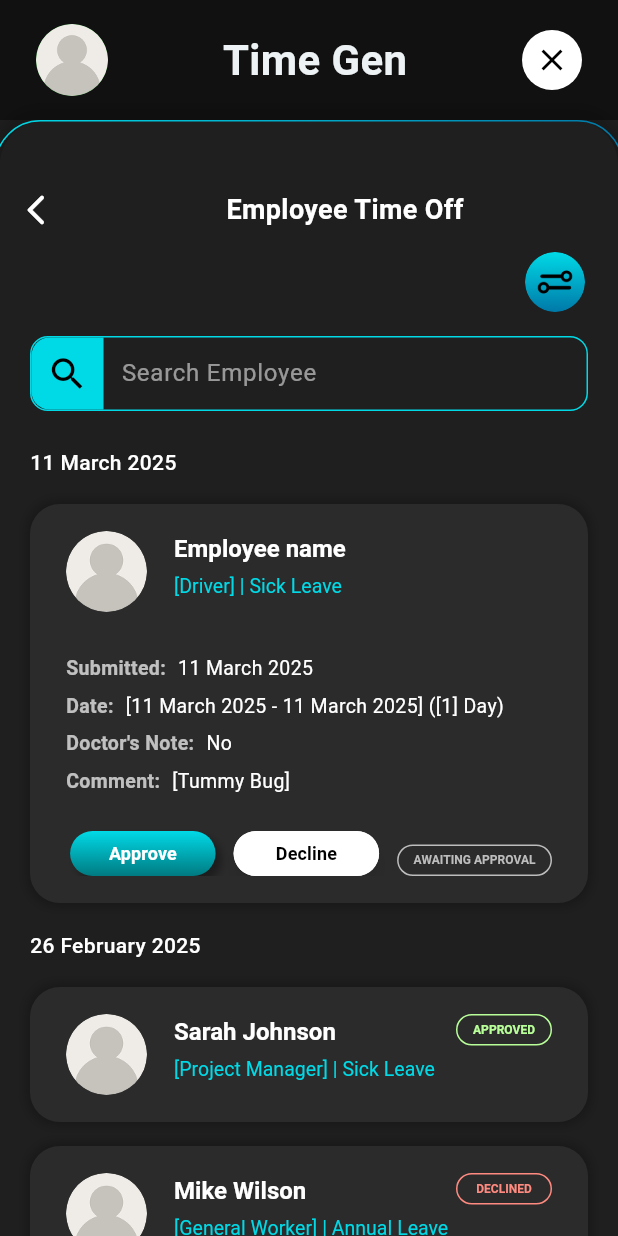
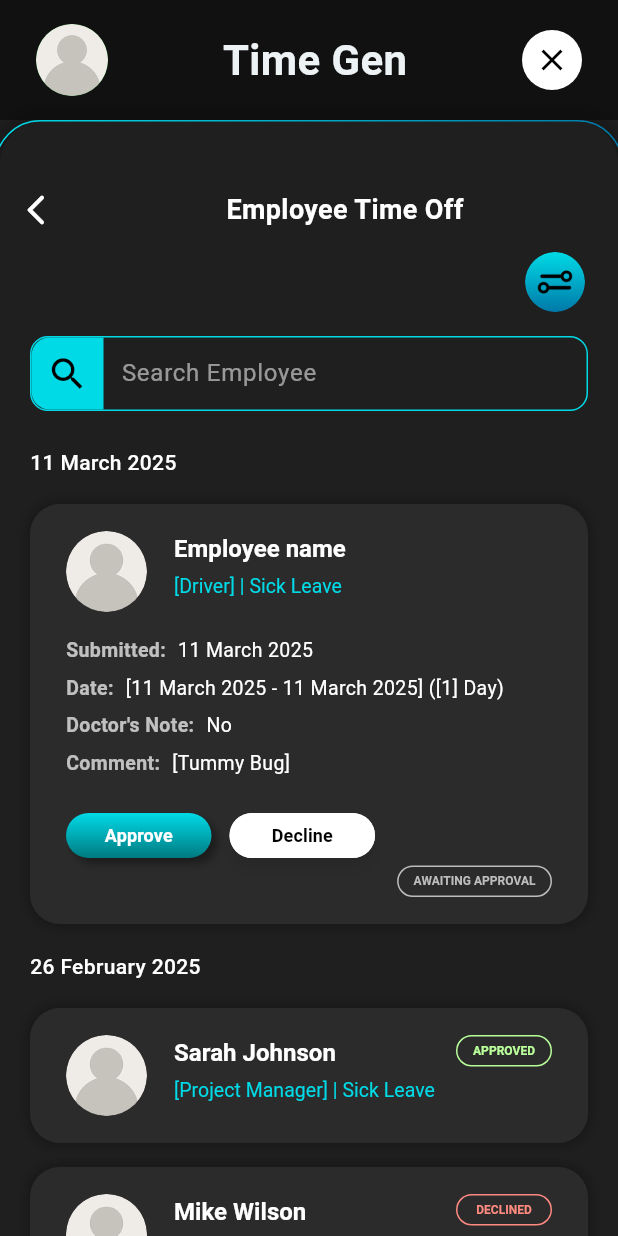
Before and after one commit to Zanrich/VIPIN-TimeGen, a Flutter app: the EmployeeTimeOffScreen screen opened directly, after a tap on "Employee name", on a phone screen of 412 x 824 dp. Run offline on Flutter 3.47's test engine with Material 3 defaults, Android fonts, the phone set to English and light mode, and no system bars.

Commit message:
lstest build and changes

```diff
--- a/lib/screens/employer_dash_screen.dart
+++ b/lib/screens/employer_dash_screen.dart
@@ -141,7 +141,14 @@ class _EmployerDashScreenState extends State<EmployerDashScreen> {
         ),
       ),
       bottomNavigationBar: Padding(
-        padding: const EdgeInsets.only(bottom: 16, left: 8, right: 8),
+        padding: EdgeInsets.only(
+          left: 8,
+          right: 8,
+          // Calculate bottom padding based on the safe area inset
+          // and add a small buffer if desired.
+          bottom: MediaQuery.of(context).padding.bottom +
+              10.0, // This is the crucial line
+        ),
         child: CustomBottomNavigation(
           currentIndex: _currentIndex,
           onTap: _onNavTap,
--- a/lib/widgets/expandable_employee_card.dart
+++ b/lib/widgets/expandable_employee_card.dart
@@ -1,9 +1,9 @@
 import 'package:flutter/material.dart';
-import '../models/time_off_models.dart';
+import '../models/time_off_models.dart'; // <-- Use your app's models
 
 class ExpandableEmployeeCard extends StatefulWidget {
-  final EmployeeTimeOffData employee;
-  final TimeOffEntryData entry;
+  final EmployeeTimeOffData employee; // <-- Use your model
+  final TimeOffEntryData entry; // <-- Use your model
 
   const ExpandableEmployeeCard({
     super.key,
@@ -20,7 +20,7 @@ class _ExpandableEmployeeCardState extends State<ExpandableEmployeeCard>
   bool _expanded = false;
   late AnimationController _animationController;
   late Animation<double> _expandAnimation;
-  String? _localStatus;
+  String? _localStatus; // To manage status locally after action
 
   @override
   void initState() {
@@ -54,11 +54,13 @@ class _ExpandableEmployeeCardState extends State<ExpandableEmployeeCard>
 
   @override
   Widget build(BuildContext context) {
-    final String normalisedStatus =
-        (_localStatus ?? widget.entry.status).trim().toLowerCase();
+    // Determine the current status, preferring local override if set
+    final String currentStatus = _localStatus ?? widget.entry.status;
+    final String normalisedStatus = currentStatus.trim().toLowerCase();
     final bool isPending = normalisedStatus == 'pending' ||
         normalisedStatus == 'awaiting approval';
 
+    /// -------- Colours & Labels for status chip ----------
     Color statusBorderColor;
     Color statusTextColor;
     Color statusBgColor;
@@ -85,6 +87,7 @@ class _ExpandableEmployeeCardState extends State<ExpandableEmployeeCard>
         statusDisplayText = 'AWAITING APPROVAL';
     }
 
+    /// ---------- Re‑usable status chip -------------
     Widget buildStatusChip() {
       return Container(
         height: 21,
@@ -111,7 +114,7 @@ class _ExpandableEmployeeCardState extends State<ExpandableEmployeeCard>
 
     return AnimatedContainer(
       duration: const Duration(milliseconds: 250),
-      margin: const EdgeInsets.symmetric(vertical: 8, horizontal: 0),
+      margin: const EdgeInsets.symmetric(vertical: 8),
       decoration: BoxDecoration(
         color: const Color(0xFF2B2B2B),
         borderRadius: BorderRadius.circular(20),
@@ -134,6 +137,7 @@ class _ExpandableEmployeeCardState extends State<ExpandableEmployeeCard>
             child: Column(
               crossAxisAlignment: CrossAxisAlignment.start,
               children: [
+                /// ---------- HEADER ----------
                 Row(
                   crossAxisAlignment: CrossAxisAlignment.start,
                   children: [
@@ -144,13 +148,11 @@ class _ExpandableEmployeeCardState extends State<ExpandableEmployeeCard>
                         child: Image.asset(
                           'assets/images/user-10.png',
                           fit: BoxFit.cover,
-                          errorBuilder: (context, error, stackTrace) {
-                            return Container(
+                          errorBuilder: (_, __, ___) => Container(
                             color: const Color(0xFFBDBDBD),
                             child: const Icon(Icons.person,
                                 color: Colors.white, size: 32),
-                            );
-                          },
+                          ),
                         ),
                       ),
                     ),
@@ -158,7 +160,6 @@ class _ExpandableEmployeeCardState extends State<ExpandableEmployeeCard>
                     Expanded(
                       child: Column(
                         crossAxisAlignment: CrossAxisAlignment.start,
-                        mainAxisAlignment: MainAxisAlignment.center,
                         children: [
                           Text(
                             widget.employee.name,
@@ -185,52 +186,53 @@ class _ExpandableEmployeeCardState extends State<ExpandableEmployeeCard>
                         ],
                       ),
                     ),
-                    if (!_expanded) buildStatusChip(),
+                    // Only show status chip in header if NOT expanded
+                    if (!_expanded) ...[
+                      // MODIFIED: Simplified condition here
+                      const SizedBox(width: 8),
+                      buildStatusChip(),
+                    ],
                   ],
                 ),
+
+                /// ---------- EXPANDED SECTION ----------
                 SizeTransition(
                   sizeFactor: _expandAnimation,
-                  axisAlignment: -1.0,
-                  child: IntrinsicHeight(
+                  axisAlignment: -1,
                   child: Column(
                     crossAxisAlignment: CrossAxisAlignment.start,
                     children: [
                       const SizedBox(height: 16),
-                        const SizedBox(height: 12),
-                        _buildDetailRow(
-                            'Submitted:', widget.entry.submittedDate),
+                      _buildDetailRow('Submitted:', widget.entry.submittedDate),
                       _buildDetailRow(
                         'Date:',
-                          '[${widget.entry.startDate} - ${widget.entry.endDate}] ([${widget.entry.daysCount}] ${widget.entry.daysCount == 1 ? 'Day' : 'Days'})',
+                        '[${widget.entry.startDate} - ${widget.entry.endDate}] '
+                            '([${widget.entry.daysCount}] ${widget.entry.daysCount == 1 ? 'Day' : 'Days'})',
                       ),
                       _buildDetailRow('Doctor\'s Note:',
                           widget.entry.doctorsNote! ? 'Yes' : 'No'),
-                        if (widget.entry.comment != null &&
-                            widget.entry.comment!.isNotEmpty)
+                      if (widget.entry.comment?.isNotEmpty ?? false)
                         _buildDetailRow(
                             'Comment:', '[${widget.entry.comment!}]'),
-                        if (widget.entry.managerComment != null &&
-                            widget.entry.managerComment!.isNotEmpty)
+                      if (widget.entry.managerComment?.isNotEmpty ?? false)
                         _buildDetailRow('Comment [Manager]:',
                             '[${widget.entry.managerComment!}]'),
-                        if ((_localStatus ?? widget.entry.status)
-                                    .toLowerCase() ==
-                                'approved' &&
+                      if (normalisedStatus == 'approved' &&
                           widget.entry.approvedDate != null)
                         _buildDetailRow(
                             'Approved:', '[${widget.entry.approvedDate!}]'),
-                        if ((_localStatus ?? widget.entry.status)
-                                    .toLowerCase() ==
-                                'declined' &&
+                      if (normalisedStatus == 'declined' &&
                           widget.entry.declinedDate != null)
                         _buildDetailRow(
                             'Declined:', '[${widget.entry.declinedDate!}]'),
-                        if (isPending) const SizedBox(height: 18),
+
+                      /// -------- BUTTONS & CHIP (bottom‑right) ----------
+                      if (isPending) ...[
+                        const SizedBox(height: 18),
+                        // Left-aligned buttons
                         Row(
-                          mainAxisAlignment: MainAxisAlignment.end,
-                          crossAxisAlignment: CrossAxisAlignment.end,
                           children: [
-                            if (isPending) ...[
+                            // ---- Approve Button ----
                             Container(
                               width: 97,
                               height: 30,
@@ -281,6 +283,7 @@ class _ExpandableEmployeeCardState extends State<ExpandableEmployeeCard>
                               ),
                             ),
                             const SizedBox(width: 12),
+                            // ---- Decline Button ----
                             SizedBox(
                               width: 97,
                               height: 30,
@@ -296,9 +299,7 @@ class _ExpandableEmployeeCardState extends State<ExpandableEmployeeCard>
                                   backgroundColor: Colors.white,
                                   foregroundColor: Colors.black,
                                   side: const BorderSide(
-                                      color: Colors.white,
-                                      width: 1,
-                                    ),
+                                      color: Colors.white, width: 1),
                                   shape: RoundedRectangleBorder(
                                     borderRadius: BorderRadius.circular(50),
                                   ),
@@ -317,13 +318,29 @@ class _ExpandableEmployeeCardState extends State<ExpandableEmployeeCard>
                                 ),
                               ),
                             ),
-                              const SizedBox(width: 12),
                           ],
+                        ),
+                        const SizedBox(height: 5),
+
+                        // Status chip on its own line, right-aligned, unchanged size
+                        Row(
+                          mainAxisAlignment: MainAxisAlignment.end,
+                          children: [
+                            buildStatusChip(),
+                          ],
+                        ),
+                      ]
+                      // This part shows the status chip at the bottom right when expanded and not pending
+                      else if (_expanded) ...[
+                        const SizedBox(height: 18),
+                        Row(
+                          mainAxisAlignment: MainAxisAlignment.end,
+                          children: [
                             buildStatusChip(),
                           ],
                         ),
                       ],
-                    ),
+                    ],
                   ),
                 ),
               ],
@@ -334,6 +351,7 @@ class _ExpandableEmployeeCardState extends State<ExpandableEmployeeCard>
     );
   }
 
+  /// Helper for key‑value rows in the expanded details
   Widget _buildDetailRow(String label, String value) {
     return Padding(
       padding: const EdgeInsets.only(bottom: 6),
```
Also changed, not shown: 12 other files. Lines whose indentation alone changed are shown as unchanged.
